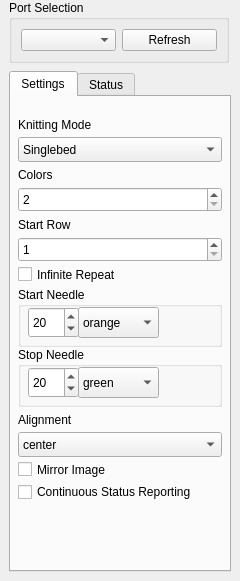
First picture: the form in src/main/python/ayab/plugins/ayab_plugin/ayab_options.ui, repository AllYarnsAreBeautiful/ayab-desktop, before the edit.
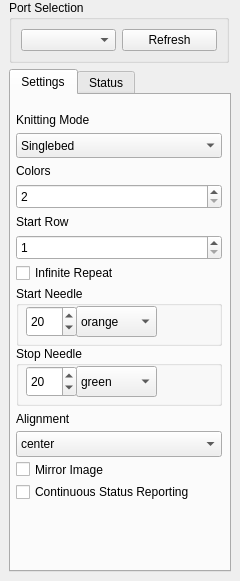
Second picture: the form after the edit.

Commit message: Form layout for preferences dialog

Diff of the .ui file:
```diff
--- a/src/main/python/ayab/plugins/ayab_plugin/ayab_options.ui
+++ b/src/main/python/ayab/plugins/ayab_plugin/ayab_options.ui
@@ -43,7 +43,7 @@
    </property>
    <layout class="QVBoxLayout" name="verticalLayout">
     <property name="spacing">
-     <number>8</number>
+     <number>6</number>
     </property>
     <property name="topMargin">
      <number>0</number>
@@ -135,16 +135,16 @@
         </property>
         <layout class="QVBoxLayout" name="verticalLayout_3">
          <property name="leftMargin">
-          <number>8</number>
+          <number>6</number>
          </property>
          <property name="topMargin">
-          <number>16</number>
+          <number>13</number>
          </property>
          <property name="rightMargin">
           <number>12</number>
          </property>
          <property name="bottomMargin">
-          <number>8</number>
+          <number>6</number>
          </property>
          <property name="spacing">
           <number>0</number>
```
Left out of the diff: 6 changed lines with no effect on the pictures. The commit also changes 4 other files.
